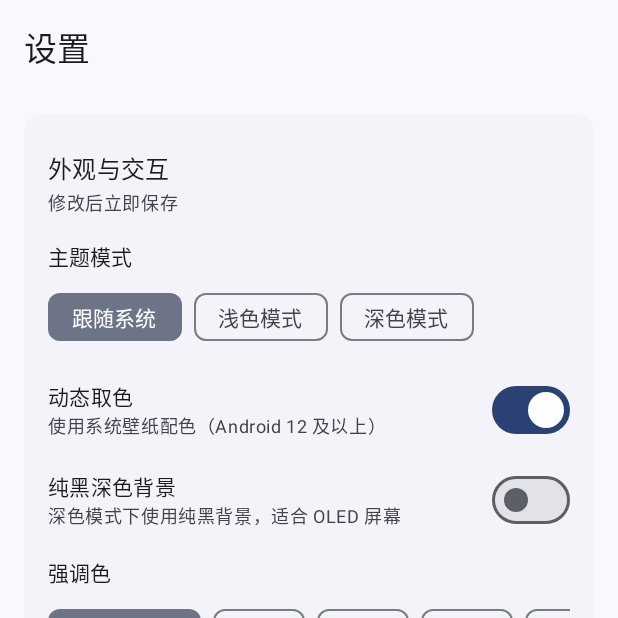
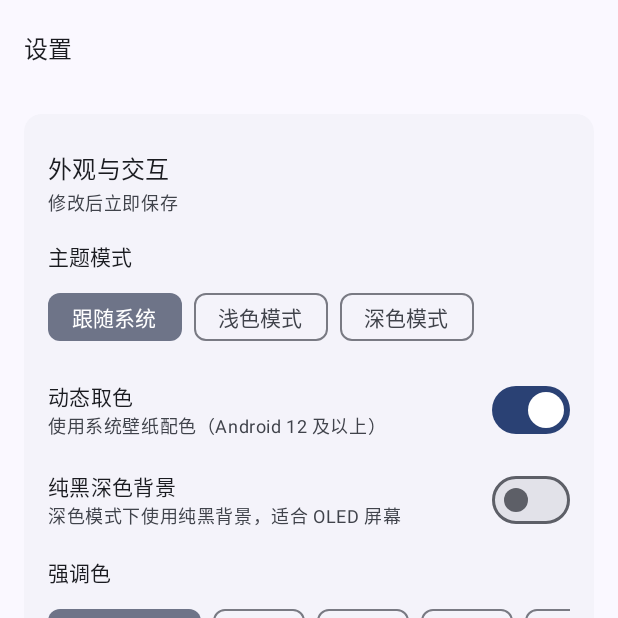
Before and after one commit to indusy55/io.github.indusy55.featuremanager, an Android app built with Jetpack Compose: the screen it shows after launch (MainActivity), item 4 of the bottom bar chosen, on a phone screen of 412 x 824 dp, the top half of it. Run offline under Robolectric (Android 15) with nearby library versions, the phone set to English and light mode, and no system bars; our stand-ins replace Navigation 3; libraries missing offline, so code that uses them is left out: io.github.libxposed.service; 1 statement that could not run was skipped.

Commit message:
style: compact page headers and polish template app picker
- Remove doubled status-bar inset and shrink page titles
- Replace chip-based app multi-select with checkbox rows, select-all and clearer layout

```diff
--- a/app/src/main/kotlin/io/github/indusy55/featuremanager/ui/main/HomeScreen.kt
+++ b/app/src/main/kotlin/io/github/indusy55/featuremanager/ui/main/HomeScreen.kt
@@ -1,4 +1,5 @@
 package io.github.indusy55.featuremanager.ui.main
+import androidx.compose.foundation.layout.WindowInsets
 import androidx.compose.runtime.setValue
 
 import androidx.compose.foundation.layout.Arrangement
@@ -100,19 +101,12 @@ fun HomeScreen(
 
     Column(modifier = modifier.fillMaxSize()) {
         TopAppBar(
+            windowInsets = WindowInsets(0.dp),
             title = {
-                Column {
-                    Text(text = "Feature Manager", style = MaterialTheme.typography.titleLarge)
-                    Text(
-                        text = if (framework.isConnected) {
-                            "框架：${framework.frameworkName} · API ${framework.apiVersion}"
-                        } else {
-                            "框架未连接，规则将在激活后生效"
-                        },
-                        style = MaterialTheme.typography.labelSmall,
-                        color = MaterialTheme.colorScheme.onSurfaceVariant
-                    )
-                }
+                Text(
+                    text = "Feature Manager",
+                    style = MaterialTheme.typography.titleMedium
+                )
             },
             actions = {
                 StatusBadge(
--- a/app/src/main/kotlin/io/github/indusy55/featuremanager/ui/main/SettingsScreen.kt
+++ b/app/src/main/kotlin/io/github/indusy55/featuremanager/ui/main/SettingsScreen.kt
@@ -1,6 +1,7 @@
 @file:OptIn(ExperimentalMaterial3Api::class)
 
 package io.github.indusy55.featuremanager.ui.main
+import androidx.compose.foundation.layout.WindowInsets
 
 import android.os.Build
 import androidx.compose.foundation.layout.Arrangement
@@ -57,7 +58,14 @@ fun SettingsScreen(modifier: Modifier = Modifier) {
 
     Scaffold(
         modifier = modifier,
-        topBar = { TopAppBar(title = { Text("设置") }) }
+        topBar = {
+            TopAppBar(
+                windowInsets = WindowInsets(0.dp),
+                title = {
+                    Text(text = "设置", style = MaterialTheme.typography.titleMedium)
+                }
+            )
+        }
     ) { padding ->
         LazyColumn(
             modifier = Modifier
--- a/app/src/main/kotlin/io/github/indusy55/featuremanager/ui/main/TemplateEditorScreen.kt
+++ b/app/src/main/kotlin/io/github/indusy55/featuremanager/ui/main/TemplateEditorScreen.kt
@@ -1,6 +1,7 @@
 @file:OptIn(ExperimentalMaterial3Api::class)
 
 package io.github.indusy55.featuremanager.ui.main
+import androidx.compose.foundation.layout.WindowInsets
 
 import androidx.compose.foundation.layout.Arrangement
 import androidx.compose.foundation.layout.Column
@@ -193,7 +194,10 @@ fun TemplateEditorScreen(
         modifier = modifier,
         topBar = {
             TopAppBar(
-                title = { Text(title) },
+                windowInsets = WindowInsets(0.dp),
+                title = {
+                    Text(text = title, style = MaterialTheme.typography.titleMedium)
+                },
                 navigationIcon = {
                     IconButton(onClick = onBack) {
                         Icon(Icons.AutoMirrored.Filled.ArrowBack, contentDescription = "返回")
```
Also changed, not shown: app/src/main/kotlin/io/github/indusy55/featuremanager/ui/main/AppRulesScreen.kt (+8 -15 lines), app/src/main/kotlin/io/github/indusy55/featuremanager/ui/main/AppsScreen.kt (+8 -1 lines), app/src/main/kotlin/io/github/indusy55/featuremanager/ui/main/TemplatesScreen.kt (+71 -24 lines).
